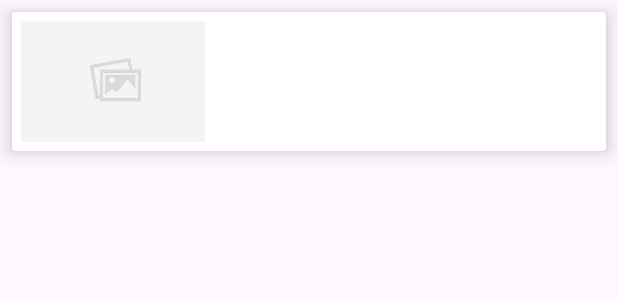
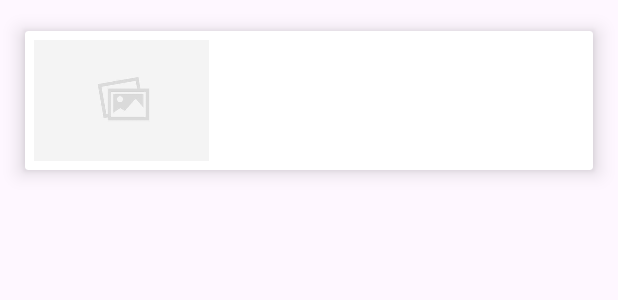
Before and after one commit to Myniv/RakaminFinalTask, an Android app: the layout news_list_items.xml on its own in the app's theme, with its tools: preview values and no code run, on a phone screen of 412 x 824 dp. Shown: the top 300 px of the screen. Run offline under Robolectric (Android 15) with nearby library versions, the phone set to English and light mode, and no system bars.

```diff
--- a/app/src/main/AndroidManifest.xml
+++ b/app/src/main/AndroidManifest.xml
@@ -1,6 +1,9 @@
 <?xml version="1.0" encoding="utf-8"?>
 <manifest xmlns:android="http://schemas.android.com/apk/res/android"
     xmlns:tools="http://schemas.android.com/tools">
+
+    <uses-permission android:name="android.permission.INTERNET" />
+    <uses-permission android:name="android.permission.ACCESS_NETWORK_STATE" />
 
     <application
         android:allowBackup="true"
--- /dev/null
+++ b/app/src/main/java/com/example/rakaminfinaltask/api/adapter/NewsAdapter.kt
@@ -0,0 +1,4 @@
+package com.example.rakaminfinaltask.api.adapter
+
+class NewsAdapter {
+}
--- a/app/src/main/res/layout/activity_main.xml
+++ b/app/src/main/res/layout/activity_main.xml
@@ -1,10 +1,10 @@
 <?xml version="1.0" encoding="utf-8"?>
-<androidx.appcompat.widget.LinearLayoutCompat xmlns:android="http://schemas.android.com/apk/res/android"
+<androidx.swiperefreshlayout.widget.SwipeRefreshLayout xmlns:android="http://schemas.android.com/apk/res/android"
     xmlns:app="http://schemas.android.com/apk/res-auto"
     xmlns:tools="http://schemas.android.com/tools"
     android:layout_width="match_parent"
     android:layout_height="match_parent"
-    android:orientation="vertical"
+    android:id="@+id/refresh_layout"
     tools:context=".MainActivity">
 
     <androidx.recyclerview.widget.RecyclerView
@@ -15,4 +15,4 @@
 
     </androidx.recyclerview.widget.RecyclerView>
 
-</androidx.appcompat.widget.LinearLayoutCompat>
+</androidx.swiperefreshlayout.widget.SwipeRefreshLayout>
--- a/app/src/main/res/layout/news_list_items.xml
+++ b/app/src/main/res/layout/news_list_items.xml
@@ -5,7 +5,8 @@
     android:layout_width="match_parent"
     android:layout_height="wrap_content"
     app:cardElevation="8dp"
-    android:layout_margin="8dp">
+    android:layout_margin="8dp"
+    app:cardUseCompatPadding="true">
 
     <LinearLayout
         android:layout_width="match_parent"
```
Also changed, not shown: app/build.gradle.kts (+7 -2 lines), app/src/main/java/com/example/rakaminfinaltask/api/services/NewsService.kt (added, +11 -0 lines).
